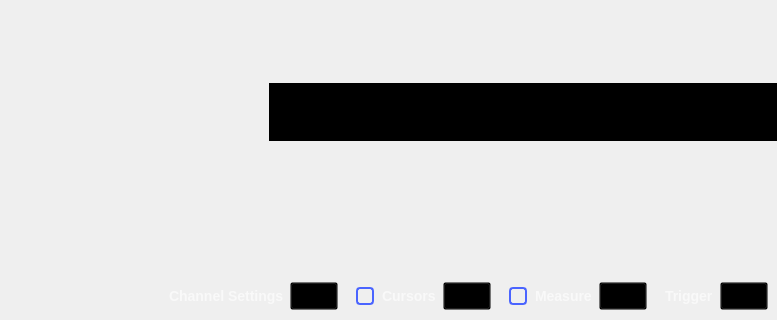
First picture: the form in ui/oscilloscope.ui, repository analogdevicesinc/scopy, before the edit; both pictures show x 240 to 1017 and y 334 to 654 of the 1017 by 654 pixel window.
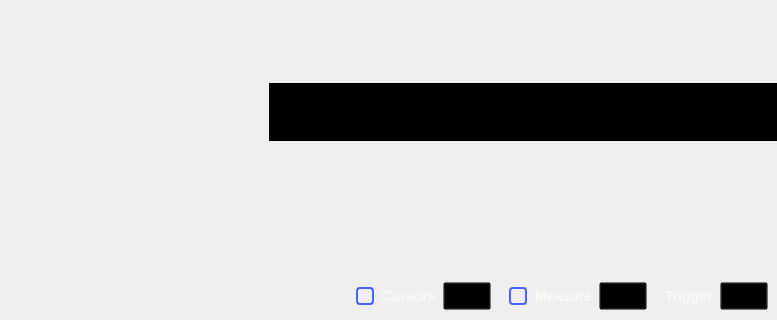
Second picture: the form after the edit. Icons and pictures are not drawn. Custom widgets are drawn as their Qt base class.

Commit message:
Oscilloscope: Refactor the behavior of the channel menu buttons
Each channel has its own menu button as it was in the original spec.
Simplify the entire call chain for toggling the right menu button.

```diff
--- a/ui/oscilloscope.ui
+++ b/ui/oscilloscope.ui
@@ -863,42 +863,6 @@
 }</string>
           </property>
           <layout class="QHBoxLayout" name="horizontalLayout_6">
-           <item>
-            <widget class="QLabel" name="label">
-             <property name="text">
-              <string>Channel Settings</string>
-             </property>
-            </widget>
-           </item>
-           <item>
-            <widget class="adiscope::CustomPushButton" name="btnChannel">
-             <property name="text">
-              <string/>
-             </property>
-             <property name="checkable">
-              <bool>true</bool>
-             </property>
-             <attribute name="buttonGroup">
-              <string notr="true">settings_group</string>
-             </attribute>
-            </widget>
-           </item>
-           <item>
-            <spacer name="horizontalSpacer_10">
-             <property name="orientation">
-              <enum>Qt::Horizontal</enum>
-             </property>
-             <property name="sizeType">
-              <enum>QSizePolicy::Fixed</enum>
-             </property>
-             <property name="sizeHint" stdset="0">
-              <size>
-               <width>12</width>
-               <height>0</height>
-              </size>
-             </property>
-            </spacer>
-           </item>
            <item>
             <widget class="QCheckBox" name="boxCursors">
              <property name="text">
@@ -1013,6 +977,11 @@
   </action>
  </widget>
  <customwidgets>
+  <customwidget>
+   <class>adiscope::CustomPushButton</class>
+   <extends>QPushButton</extends>
+   <header>customPushButton.hpp</header>
+  </customwidget>
   <customwidget>
    <class>adiscope::DetachDragZone</class>
    <extends>QWidget</extends>
@@ -1025,11 +994,6 @@
    <header>menu_anim.hpp</header>
    <container>1</container>
   </customwidget>
-  <customwidget>
-   <class>adiscope::CustomPushButton</class>
-   <extends>QPushButton</extends>
-   <header>customPushButton.hpp</header>
-  </customwidget>
  </customwidgets>
  <resources>
   <include location="../resources/resources.qrc"/>
```
Left out of the diff: 16 changed lines with no effect on the pictures. The commit also changes 2 other files.
